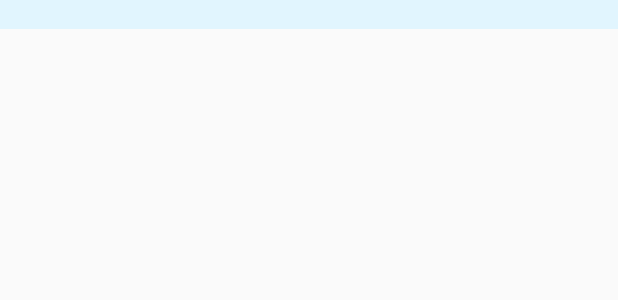
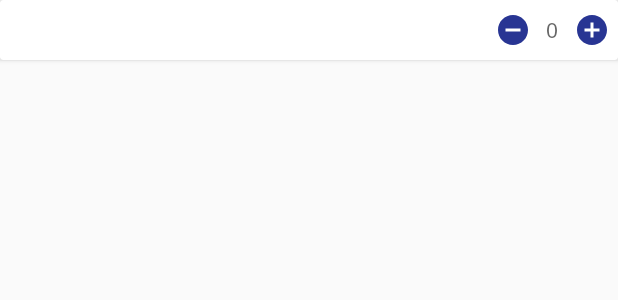
Before and after one commit to KebabSakti/AiceLuckyWheel, an Android app: the layout row_layout.xml on its own in the app's theme, with its tools: preview values and no code run, on a phone screen of 412 x 824 dp. Shown: the top 300 px of the screen. Run offline under Robolectric (Android 15) with nearby library versions, the phone set to English and light mode, and no system bars.

Commit message:
Working on list product

```diff
--- /dev/null
+++ b/app/src/main/res/drawable/ic_add_circle.xml
@@ -0,0 +1,5 @@
+<vector android:height="24dp" android:tint="#283593"
+    android:viewportHeight="24.0" android:viewportWidth="24.0"
+    android:width="24dp" xmlns:android="http://schemas.android.com/apk/res/android">
+    <path android:fillColor="#FF000000" android:pathData="M12,2C6.48,2 2,6.48 2,12s4.48,10 10,10 10,-4.48 10,-10S17.52,2 12,2zM17,13h-4v4h-2v-4L7,13v-2h4L11,7h2v4h4v2z"/>
+</vector>
--- /dev/null
+++ b/app/src/main/res/drawable/ic_remove_circle.xml
@@ -0,0 +1,5 @@
+<vector android:height="24dp" android:tint="#283593"
+    android:viewportHeight="24.0" android:viewportWidth="24.0"
+    android:width="24dp" xmlns:android="http://schemas.android.com/apk/res/android">
+    <path android:fillColor="#FF000000" android:pathData="M12,2C6.48,2 2,6.48 2,12s4.48,10 10,10 10,-4.48 10,-10S17.52,2 12,2zM17,13L7,13v-2h10v2z"/>
+</vector>
--- a/app/src/main/res/layout/fragment_product_list.xml
+++ b/app/src/main/res/layout/fragment_product_list.xml
@@ -4,7 +4,6 @@
     xmlns:tools="http://schemas.android.com/tools"
     android:layout_width="match_parent"
     android:layout_height="match_parent"
-    android:background="@color/colorPrimary"
     tools:context=".ProductListFragment">
 
     <android.support.v7.widget.RecyclerView
--- a/app/src/main/res/layout/row_layout.xml
+++ b/app/src/main/res/layout/row_layout.xml
@@ -1,13 +1,58 @@
 <?xml version="1.0" encoding="utf-8"?>
-<RelativeLayout
+<android.support.v7.widget.CardView
     xmlns:android="http://schemas.android.com/apk/res/android"
+    xmlns:tools="http://schemas.android.com/tools"
     android:layout_width="match_parent"
-    android:layout_height="match_parent">
+    android:layout_height="wrap_content"
+    xmlns:app="http://schemas.android.com/apk/res-auto"
+    android:layout_marginBottom="3dp">
 
-    <TextView
-        android:id="@+id/rw"
+    <LinearLayout
+        xmlns:android="http://schemas.android.com/apk/res/android"
+        xmlns:tools="http://schemas.android.com/tools"
         android:layout_width="match_parent"
         android:layout_height="wrap_content"
-        android:background="@color/mainBg"/>
+        android:orientation="horizontal"
+        android:paddingRight="5dp"
+        android:weightSum="2">
 
-</RelativeLayout>
+        <TextView
+            android:id="@+id/namaProduk"
+            android:layout_width="wrap_content"
+            android:layout_height="match_parent"
+            android:gravity="center_vertical"
+            android:paddingLeft="5dp"
+            android:typeface="monospace"
+            android:layout_weight="2"/>
+
+        <ImageView
+            android:id="@+id/minQty"
+            android:layout_width="wrap_content"
+            android:layout_height="wrap_content"
+            android:src="@drawable/ic_remove_circle"
+            android:layout_gravity="center"
+            android:layout_weight="1"/>
+
+        <TextView
+            android:id="@+id/qty"
+            android:layout_width="wrap_content"
+            android:layout_height="40dp"
+            android:hint="0"
+            android:layout_gravity="center"
+            android:gravity="center"
+            android:typeface="monospace"
+            android:layout_marginLeft="10dp"
+            android:layout_marginRight="10dp"
+            android:layout_weight="1"/>
+
+        <ImageView
+            android:id="@+id/plusQty"
+            android:layout_width="wrap_content"
+            android:layout_height="wrap_content"
+            android:layout_gravity="center"
+            android:src="@drawable/ic_add_circle"
+            android:layout_weight="1"/>
+
+    </LinearLayout>
+
+</android.support.v7.widget.CardView>
```
Also changed, not shown: app/src/main/java/com/vjtechsolution/aiceluckywheel/ProductListAdapter.java (+72 -18 lines), app/src/main/java/com/vjtechsolution/aiceluckywheel/ProductListFragment.java (+31 -4 lines).
